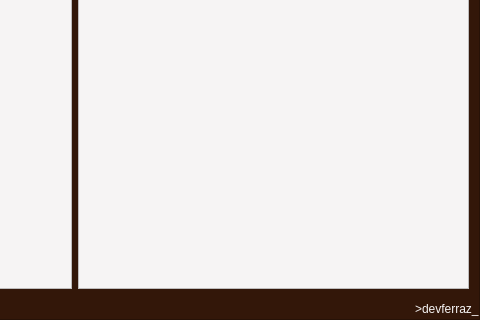
First picture: the form in classcau/dbuscador.ui, repository patricksferraz/classcau-desktop, before the edit; both pictures show x 320 to 800 and y 280 to 600 of the 800 by 600 pixel window.
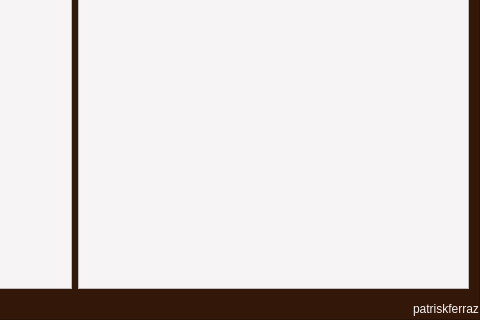
Second picture: the form after the edit. Icons and pictures are not drawn.

```diff
--- a/classcau/dbuscador.ui
+++ b/classcau/dbuscador.ui
@@ -462,7 +462,7 @@
 color: rgb(246, 244, 244);</string>
             </property>
             <property name="text">
-             <string>&gt;devferraz_</string>
+             <string>patriskferraz</string>
             </property>
            </widget>
           </item>
```
Left out of the diff: 1 changed line with no effect on the pictures.
